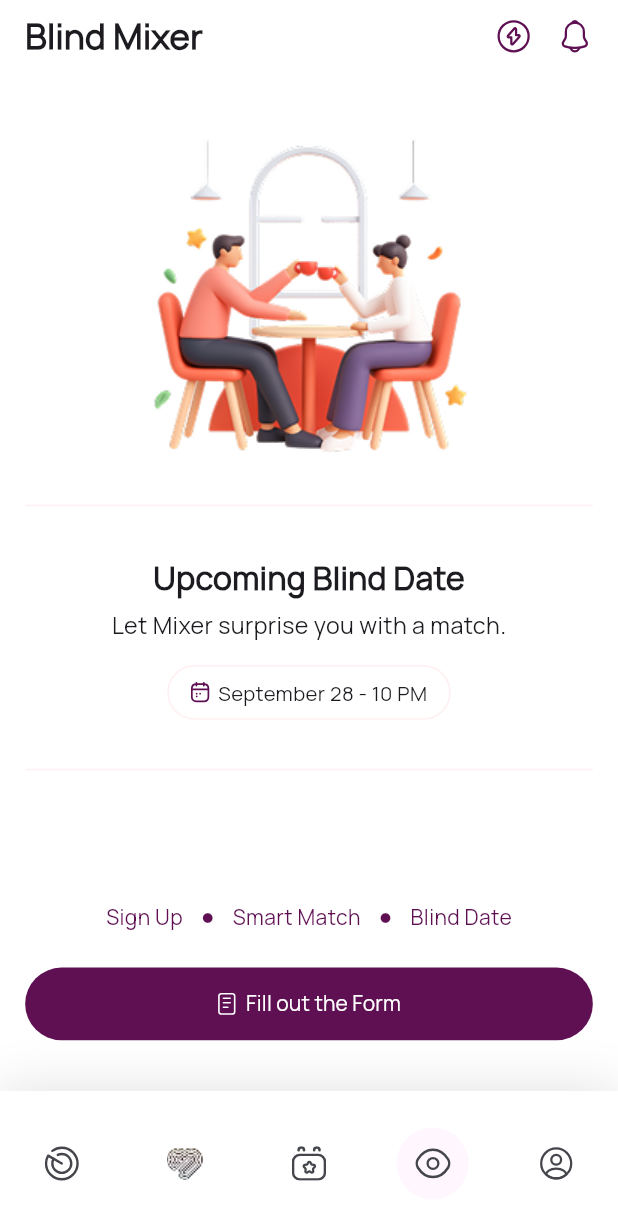
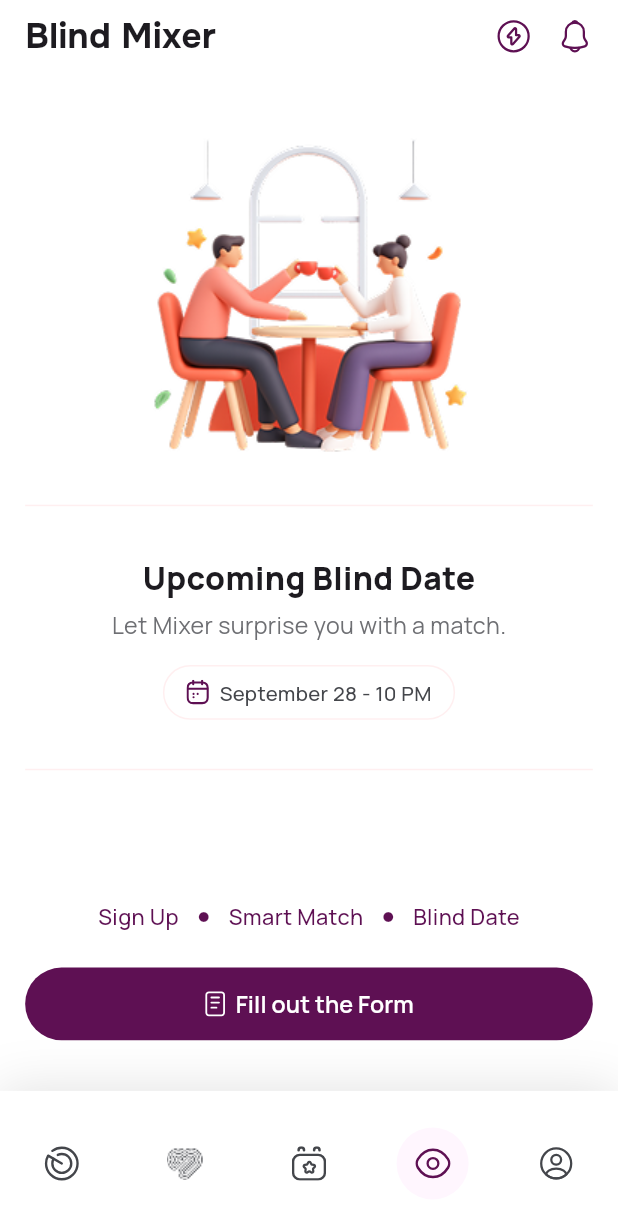
Before and after one commit to tapoban123/coderoofs-internship-assignment, a Flutter app: the NavControllerScreen screen opened directly, item 4 of the bottom bar chosen, on a phone screen of 412 x 824 dp. Shown: the top 1220 px of the screen. Run offline on Flutter 3.47's test engine with Material 3 defaults, Android fonts, the phone set to English and light mode, and no system bars; our stand-ins replace flutter_screenutil, flutter_svg.

Commit message:
Set up proper font features for all texts and added new font Inter

```diff
--- a/ui_assignment/lib/screens/blind_mixer_screen.dart
+++ b/ui_assignment/lib/screens/blind_mixer_screen.dart
@@ -69,12 +69,21 @@ class _BlindMixerScreenState extends State<BlindMixerScreen> {
               26.verticalSpace,
               Text(
                 "Upcoming Blind Date",
-                style: TextStyle(fontWeight: FontWeight.w800, fontSize: 22.sp),
+                style: TextStyle(
+                  fontWeight: FontWeight.w800,
+                  fontSize: 22.sp,
+                  fontFamily: CustomFontFamily.MANROPE_EXTRABOLD,
+                ),
               ),
               6.verticalSpace,
               Text(
                 "Let Mixer surprise you with a match.",
-                style: TextStyle(fontWeight: FontWeight.w400, fontSize: 16.sp),
+                style: TextStyle(
+                  fontWeight: FontWeight.w400,
+                  fontSize: 16.sp,
+                  color: CustomColors.gray600,
+                  fontFamily: CustomFontFamily.MANROPE_REGULAR,
+                ),
               ),
               16.verticalSpace,
               Container(
@@ -84,13 +93,21 @@ class _BlindMixerScreenState extends State<BlindMixerScreen> {
                 ),
                 padding: EdgeInsets.symmetric(horizontal: 14.w, vertical: 8.h),
                 child: Row(
-                  spacing: 5.w,
+                  spacing: 6.w,
                   mainAxisSize: MainAxisSize.min,
                   children: [
-                    CustomSVGs.calendar(color: CustomColors.purpleDark),
+                    CustomSVGs.calendar(
+                      color: CustomColors.purpleDark,
+                      width: 15.w,
+                    ),
                     Text(
                       "September 28 - 10 PM",
-                      style: TextStyle(fontSize: 14.sp),
+                      style: TextStyle(
+                        fontSize: 14.sp,
+                        fontFamily: CustomFontFamily.MANROPE_MEDIUM,
+                        fontWeight: FontWeight.w500,
+                        color: CustomColors.gray700,
+                      ),
                     ),
                   ],
                 ),
@@ -114,49 +131,57 @@ class _BlindMixerScreenState extends State<BlindMixerScreen> {
                             width: 1,
                           ),
                         ),
+                        backgroundColor: Colors.white,
                         minimumSize: Size(double.infinity, 50.h),
                       ),
                       child: Row(
                         spacing: 6.w,
                         mainAxisSize: MainAxisSize.min,
                         children: [
-                          Icon(Icons.check, color: CustomColors.purpleDark),
+                          Icon(
+                            Icons.check,
+                            color: CustomColors.purpleDark,
+                            size: 20.w,
+                          ),
                           Text(
                             "Applied for Blind Mixer",
-                            style: TextStyle(color: CustomColors.purpleDark),
+                            style: TextStyle(
+                              color: CustomColors.purpleDark,
+                              fontWeight: FontWeight.w600,
+                              fontFamily: CustomFontFamily.MANROPE_SEMIBOLD,
+                              fontSize: 16.sp,
+                            ),
                           ),
                         ],
                       ),
                     );
                   }
+
+                  final TextStyle style = TextStyle(
+                    color: CustomColors.purpleDark,
+                    fontSize: 15.sp,
+                    fontFamily: CustomFontFamily.MANROPE_MEDIUM,
+                    fontWeight: FontWeight.w500,
+                  );
                   return Column(
                     children: [
                       Row(
                         spacing: 12.w,
                         mainAxisSize: MainAxisSize.min,
                         children: [
-                          Text(
-                            "Sign Up",
-                            style: TextStyle(color: CustomColors.purpleDark),
-                          ),
+                          Text("Sign Up", style: style),
                           Icon(
                             Icons.circle,
                             size: 8,
                             color: CustomColors.purpleDark,
                           ),
-                          Text(
-                            "Smart Match",
-                            style: TextStyle(color: CustomColors.purpleDark),
-                          ),
+                          Text("Smart Match", style: style),
                           Icon(
                             Icons.circle,
                             size: 8,
                             color: CustomColors.purpleDark,
                           ),
-                          Text(
-                            "Blind Date",
-                            style: TextStyle(color: CustomColors.purpleDark),
-                          ),
+                          Text("Blind Date", style: style),
                         ],
                       ),
                       24.verticalSpace,
@@ -175,10 +200,15 @@ class _BlindMixerScreenState extends State<BlindMixerScreen> {
                           spacing: 6.w,
                           mainAxisSize: MainAxisSize.min,
                           children: [
-                            CustomSVGs.form(color: Colors.white),
+                            CustomSVGs.form(color: Colors.white, width: 14.w),
                             Text(
                               "Fill out the Form",
-                              style: TextStyle(color: Colors.white),
+                              style: TextStyle(
+                                color: Colors.white,
+                                fontWeight: FontWeight.w600,
+                                fontFamily: CustomFontFamily.MANROPE_SEMIBOLD,
+                                fontSize: 16.sp,
+                              ),
                             ),
                           ],
                         ),
@@ -208,7 +238,11 @@ class _BlindMixerAppbar extends StatelessWidget {
         children: [
           Text(
             "Blind Mixer",
-            style: TextStyle(fontSize: 24.sp, fontWeight: FontWeight.w700),
+            style: TextStyle(
+              fontSize: 24.sp,
+              fontFamily: CustomFontFamily.ONEST_BOLD,
+              fontWeight: FontWeight.w700,
+            ),
           ),
           Row(
             mainAxisSize: MainAxisSize.min,
@@ -232,12 +266,12 @@ class _CustomBottomNavBar extends StatefulWidget {
 }
 
 class _CustomBottomNavBarState extends State<_CustomBottomNavBar> {
-  final List<Widget> tabIcons = [
-    CustomSVGs.tab1(color: CustomColors.tabIconColor),
-    Image.asset(CustomPNGs.tab2),
-    CustomSVGs.tab3(color: CustomColors.tabIconColor),
-    CustomSVGs.tab4(color: CustomColors.tabIconColor),
-    CustomSVGs.profile(color: CustomColors.tabIconColor),
+  List<Widget> tabIcons(Color color) => [
+    CustomSVGs.tab1(color: color),
+    Image.asset(CustomPNGs.tab2, color: color),
+    CustomSVGs.tab3(color: color),
+    CustomSVGs.tab4(color: color),
+    CustomSVGs.profile(color: color),
   ];
 
   @override
@@ -255,7 +289,7 @@ class _CustomBottomNavBarState extends State<_CustomBottomNavBar> {
         child: Row(
           mainAxisAlignment: MainAxisAlignment.spaceAround,
           children: List.generate(
-            tabIcons.length,
+            tabIcons(CustomColors.tabIconColor).length,
             (index) => ValueListenableBuilder(
               valueListenable: _selectedTab,
               builder: (context, selectedTabValue, child) => CircleAvatar(
@@ -267,7 +301,11 @@ class _CustomBottomNavBarState extends State<_CustomBottomNavBar> {
                   onTap: () {
                     _selectedTab.value = index;
                   },
-                  child: tabIcons[index],
+                  child: tabIcons(
+                    index == selectedTabValue
+                        ? CustomColors.purpleDark
+                        : CustomColors.tabIconColor,
+                  )[index],
                 ),
               ),
             ),
--- a/ui_assignment/lib/screens/edit_profile_screen.dart
+++ b/ui_assignment/lib/screens/edit_profile_screen.dart
@@ -104,6 +104,7 @@ class _EditProfileScreenState extends State<EditProfileScreen> {
                             height: 1.6.h,
                             fontWeight: FontWeight.w500,
                             color: CustomColors.purpleDark,
+                            fontFamily: CustomFontFamily.INTER_MEDIUM,
                           ),
                         ),
                       ),
@@ -116,6 +117,7 @@ class _EditProfileScreenState extends State<EditProfileScreen> {
                   style: TextStyle(
                     fontSize: 18.sp,
                     fontWeight: FontWeight.w700,
+                    fontFamily: CustomFontFamily.MANROPE_BOLD,
                   ),
                 ),
                 ListView.builder(
@@ -128,7 +130,15 @@ class _EditProfileScreenState extends State<EditProfileScreen> {
                       mainAxisSize: MainAxisSize.min,
                       children: [
                         ListTile(
-                          title: Text(option.name),
+                          title: Text(
+                            option.name,
+                            style: TextStyle(
+                              fontFamily: CustomFontFamily.MANROPE_MEDIUM,
+                              fontWeight: FontWeight.w500,
+                              fontSize: 16.sp,
+                              color: CustomColors.gray800,
+                            ),
+                          ),
                           leading: option.logo,
                           trailing: CustomSVGs.arrow(
                             color: CustomColors.gray600,
@@ -172,7 +182,12 @@ class _PerfectMatchCard extends StatelessWidget {
         children: [
           Text(
             "Discover your Perfect Match",
-            style: TextStyle(fontSize: 18.sp, fontWeight: FontWeight.w700),
+            style: TextStyle(
+              fontSize: 18.sp,
+              fontWeight: FontWeight.w700,
+              fontFamily: CustomFontFamily.MANROPE_BOLD,
+              color: CustomColors.gray800,
+            ),
           ),
           16.verticalSpace,
           SizedBox(
@@ -195,7 +210,12 @@ class _PerfectMatchCard extends StatelessWidget {
             ),
             child: Text(
               "Take the quiz again",
-              style: TextStyle(color: Colors.white),
+              style: TextStyle(
+                color: Colors.white,
+                fontFamily: CustomFontFamily.MANROPE_SEMIBOLD,
+                fontWeight: FontWeight.w600,
+                fontSize: 16.sp,
+              ),
             ),
           ),
         ],
@@ -223,12 +243,13 @@ class _EditProfileAppbar extends StatelessWidget {
           ),
           Text(
             "Edit Profile",
-            style: TextStyle(fontWeight: FontWeight.w600, fontSize: 16.sp),
+            style: TextStyle(
+              fontWeight: FontWeight.w600,
+              fontSize: 16.sp,
+              fontFamily: CustomFontFamily.MANROPE_SEMIBOLD,
+            ),
           ),
-          CustomSVGs.eye_2(
-            color: CustomColors.deepBlue,
-            width: 20.w,
-          ),
+          CustomSVGs.eye_2(color: CustomColors.deepBlue, width: 20.w),
         ],
       ),
     );
--- a/ui_assignment/lib/screens/home_screen.dart
+++ b/ui_assignment/lib/screens/home_screen.dart
@@ -1,6 +1,7 @@
 import 'package:flutter/material.dart';
 import 'package:ui_assignment/screens/blind_mixer_screen.dart';
 import 'package:ui_assignment/screens/edit_profile_screen.dart';
+import 'package:ui_assignment/utils/custom_assets.dart';
 
 class HomeScreen extends StatelessWidget {
   const HomeScreen({super.key});
@@ -58,7 +59,7 @@ class _HomeCustomButton extends StatelessWidget {
         minimumSize: Size(double.infinity, 60),
         shape: RoundedRectangleBorder(borderRadius: BorderRadius.circular(12)),
       ),
-      child: Text(text, style: TextStyle(fontSize: 16, color: Colors.white)),
+      child: Text(text, style: TextStyle(fontSize: 16, color: Colors.white, fontFamily: CustomFontFamily.ONEST_MEDIUM)),
     );
   }
 }
--- a/ui_assignment/lib/utils/custom_assets.dart
+++ b/ui_assignment/lib/utils/custom_assets.dart
@@ -400,6 +400,8 @@ class CustomFontFamily {
   static const String ONEST_MEDIUM = "Onest-Medium";
   static const String ONEST_REGULAR = "Onest-Regular";
   static const String ONEST_SEMIBOLD = "Onest-SemiBold";
+
+  static const String INTER_MEDIUM = "Inter-Medium";
 }
 
 class CustomColors {
--- a/ui_assignment/pubspec.yaml
+++ b/ui_assignment/pubspec.yaml
@@ -107,6 +107,10 @@ flutter:
    - family: Onest-SemiBold
      fonts:
        - asset: assets/fonts/Onest/Onest-SemiBold.ttf
+
+   - family: Inter-Medium
+     fonts:
+       - asset: assets/fonts/Inter/Inter_18pt-Medium.ttf
 #       - asset: fonts/Schyler-Italic.ttf
   #         style: italic
   #   - family: Trajan Pro
```
Also changed, not shown: ui_assignment/assets/fonts/Inter/Inter_18pt-Medium.ttf (added), ui_assignment/assets/images/check.svg (added).
